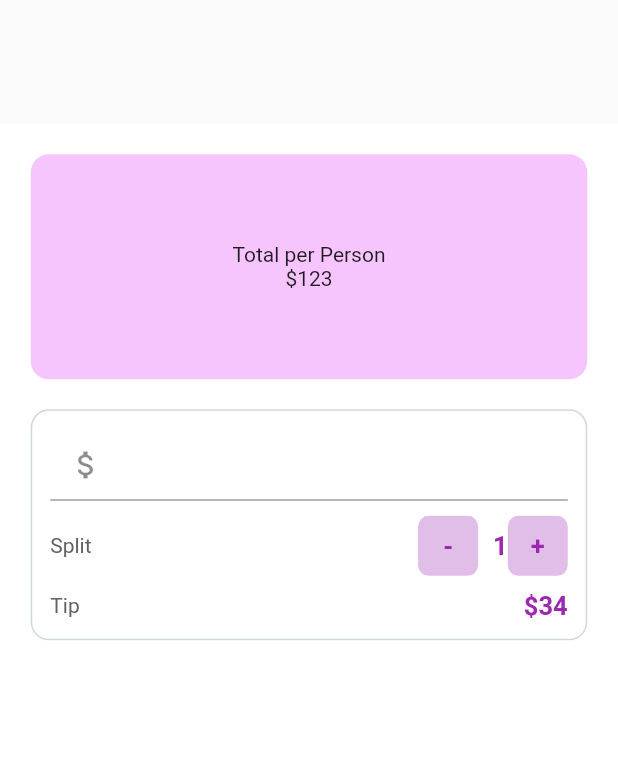
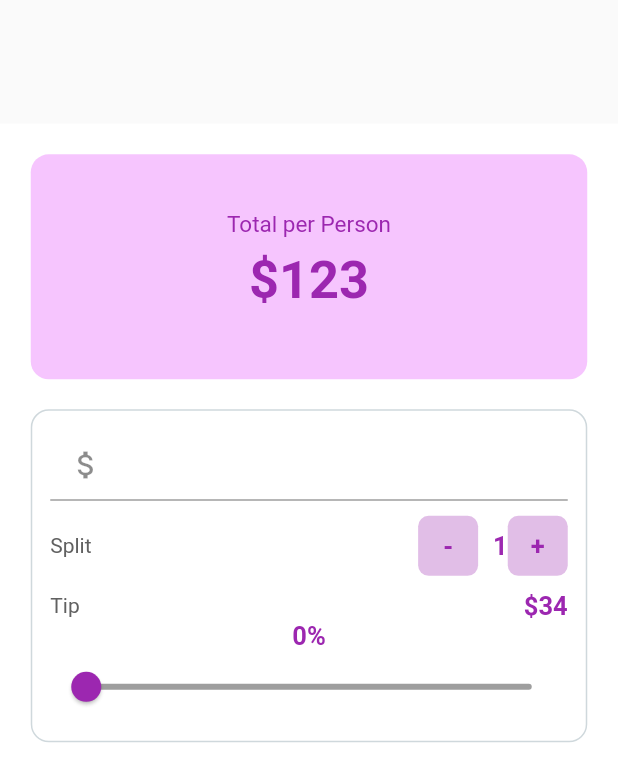
Before and after one commit to ashiquemhd63/Tip-calculator, a Flutter app: the screen it shows after launch, on a phone screen of 412 x 824 dp. Shown: the top 781 px of the screen. Run offline on Flutter 3.47's test engine with Material 2 defaults, Android fonts, the phone set to English and light mode, and no system bars.

Commit message:
Added slider

```diff
--- a/lib/home.dart
+++ b/lib/home.dart
@@ -30,9 +30,21 @@ class _BillSplitterState extends State<BillSplitter> {
                 child: Column(
                   mainAxisAlignment: MainAxisAlignment.center,
                   children: [
-                    Text("Total per Person"),
+                    Text("Total per Person",style: TextStyle(
+                      fontWeight: FontWeight.normal,
+                      fontSize: 15.0,
+                      color: Colors.purple,
+                    ),
+                    ),
 
-                    Text("\$123")
+                    Padding(
+                      padding: const EdgeInsets.all(8.0),
+                      child: Text("\$123",style: TextStyle(
+                        color: Colors.purple,
+                        fontWeight: FontWeight.bold,
+                        fontSize: 34.9
+                      ),),
+                    )
                   ],
                 ),
               ),
@@ -168,8 +180,29 @@ class _BillSplitterState extends State<BillSplitter> {
                       ),
                       ),
                     ],
-                  )
-
+                  ),
+                  //code for slider comes here
+                  Column(
+                    children: [
+                      Text("$_tipPercentage%",style: TextStyle(
+                        color: Colors.purple,
+                        fontSize: 17,
+                        fontWeight: FontWeight.bold,
+                      ),
+                      ),
+                      Slider(
+                          min: 0,
+                          max: 100,
+                          value: _tipPercentage.toDouble(),
+                          activeColor: Colors.purple,//When slider is active
+                          inactiveColor: Colors.grey,
+                          onChanged: (double value){
+                            setState(() {
+                              _tipPercentage=value.round();
+                        });
+                      }),
+                    ],
+                  ),
                 ],
               ),
             ),
```
